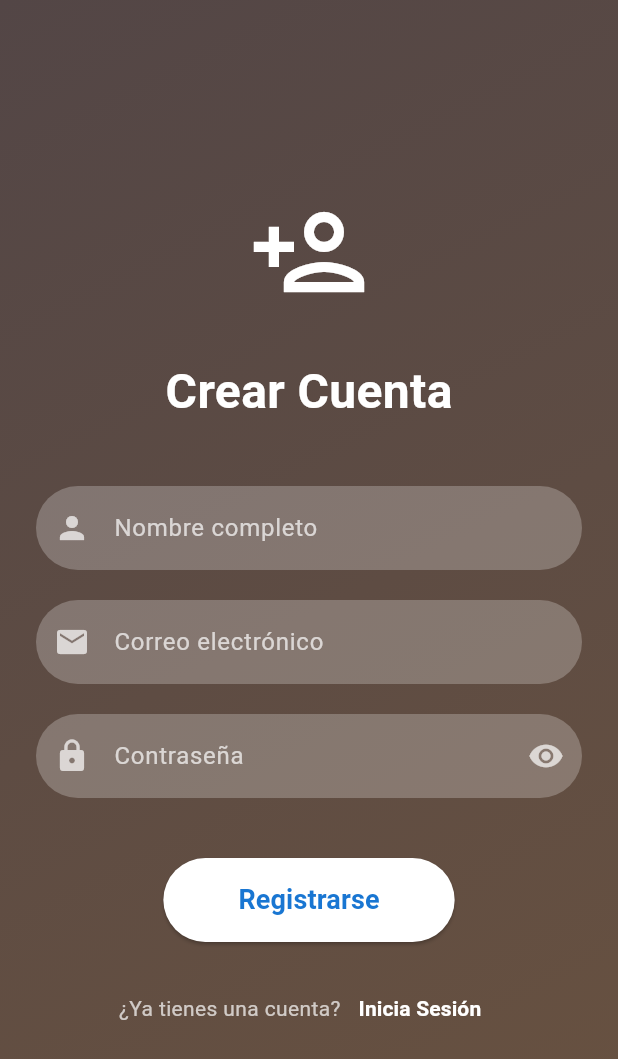
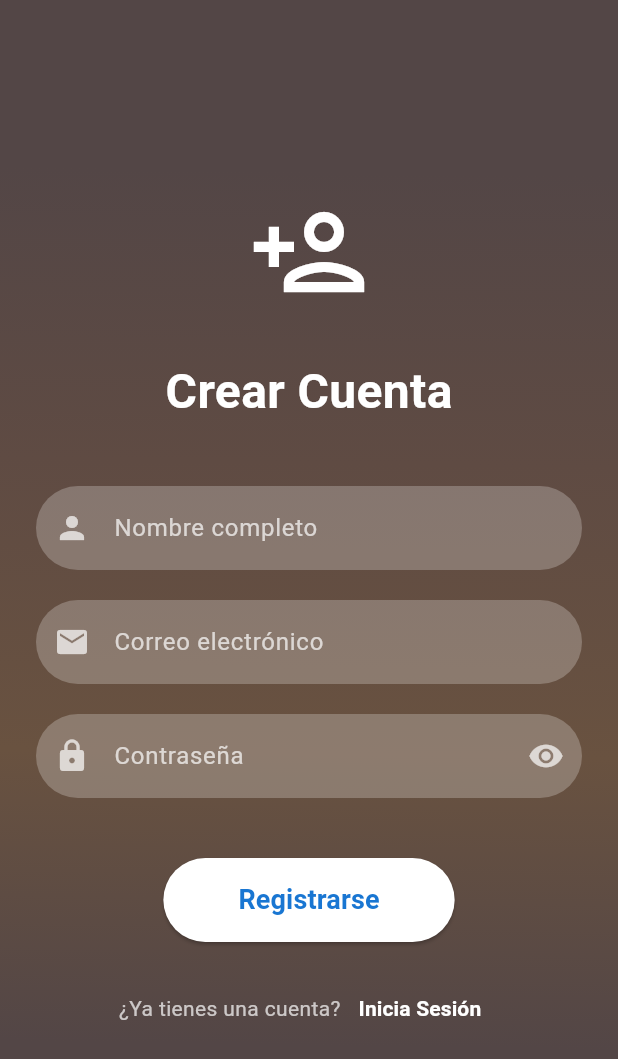
Before and after one commit to Ipeross/Examen_Moviles_Feast_Fit_IPO, a Flutter app: the RegisterScreen screen opened directly, on a phone screen of 412 x 824 dp. Shown: the top 1059 px of the screen. Run offline on Flutter 3.47's test engine with Material 3 defaults, Android fonts, the phone set to English and light mode, and no system bars.

Commit message:
Implementation the style in the LoginScreen on RegisterScreen

```diff
--- a/lib/screens/register_screen.dart
+++ b/lib/screens/register_screen.dart
@@ -1,3 +1,5 @@
+import 'dart:math';
+
 import 'package:feast_fit/screens/screens.dart';
 import 'package:flutter/material.dart';
 
@@ -8,12 +10,22 @@ class RegisterScreen extends StatefulWidget {
   _RegisterScreenState createState() => _RegisterScreenState();
 }
 
-class _RegisterScreenState extends State<RegisterScreen> {
+class _RegisterScreenState extends State<RegisterScreen> with SingleTickerProviderStateMixin {
   final _formKey = GlobalKey<FormState>();
   bool _isPasswordVisible = false;
   final _nameController = TextEditingController();
   final _emailController = TextEditingController();
   final _passwordController = TextEditingController();
+  late AnimationController _animationController;
+
+  @override
+  void initState() {
+    super.initState();
+    _animationController = AnimationController(
+      duration: const Duration(seconds: 5),
+      vsync: this,
+    )..repeat();
+  }
 
   void _register() {
     if (_formKey.currentState!.validate()) {
@@ -27,13 +39,26 @@ class _RegisterScreenState extends State<RegisterScreen> {
   @override
   Widget build(BuildContext context) {
     return Scaffold(
-      body: Container(
-        decoration: const BoxDecoration(
+      body: AnimatedBuilder(
+        animation: _animationController,
+        builder: (context, child) {
+          return Container(
+            decoration: BoxDecoration(
               gradient: LinearGradient(
-            begin: Alignment.topLeft,
-            end: Alignment.bottomRight,
-            colors: [Color.fromARGB(255, 83, 70, 70),
-              Color.fromARGB(255, 105, 82, 64),],
+                begin: Alignment(
+                  cos(_animationController.value * 2 * 3.14),
+                  sin(_animationController.value * 2 * 3.14),
+                ),
+                end: Alignment(
+                  -sin(_animationController.value * 2 * 3.14),
+                  cos(_animationController.value * 2 * 3.14),
+                ),
+                colors: const [
+                  Color.fromARGB(255, 83, 70, 70),
+                  Color.fromARGB(255, 105, 82, 64),
+                  Color.fromARGB(255, 95, 75, 67),
+                  Color.fromARGB(255, 83, 70, 70),
+                ],
               ),
             ),
             child: SafeArea(
@@ -45,8 +70,14 @@ class _RegisterScreenState extends State<RegisterScreen> {
                     children: [
                       const Icon(Icons.person_add_outlined, size: 80, color: Colors.white),
                       const SizedBox(height: 30),
-                  const Text('Crear Cuenta',
-                      style: TextStyle(fontSize: 32, fontWeight: FontWeight.bold, color: Colors.white)),
+                      const Text(
+                        'Crear Cuenta',
+                        style: TextStyle(
+                          fontSize: 32,
+                          fontWeight: FontWeight.bold,
+                          color: Colors.white
+                        )
+                      ),
                       const SizedBox(height: 40),
                       Form(
                         key: _formKey,
@@ -133,17 +164,28 @@ class _RegisterScreenState extends State<RegisterScreen> {
                                   borderRadius: BorderRadius.circular(30),
                                 ),
                               ),
-                          child: const Text('Registrarse', style: TextStyle(fontSize: 18, fontWeight: FontWeight.bold)),
+                              child: const Text(
+                                'Registrarse',
+                                style: TextStyle(fontSize: 18, fontWeight: FontWeight.bold)
+                              ),
                             ),
                             const SizedBox(height: 20),
                             Row(
                               mainAxisAlignment: MainAxisAlignment.center,
                               children: [
-                            const Text('¿Ya tienes una cuenta?', style: TextStyle(color: Colors.white70)),
+                                const Text(
+                                  '¿Ya tienes una cuenta?',
+                                  style: TextStyle(color: Colors.white70)
+                                ),
                                 TextButton(
                                   onPressed: () => Navigator.pop(context),
-                              child: const Text('Inicia Sesión',
-                                  style: TextStyle(color: Colors.white, fontWeight: FontWeight.bold)),
+                                  child: const Text(
+                                    'Inicia Sesión',
+                                    style: TextStyle(
+                                      color: Colors.white,
+                                      fontWeight: FontWeight.bold
+                                    )
+                                  ),
                                 ),
                               ],
                             ),
@@ -155,6 +197,8 @@ class _RegisterScreenState extends State<RegisterScreen> {
                 ),
               ),
             ),
+          );
+        },
       ),
     );
   }
@@ -164,6 +208,7 @@ class _RegisterScreenState extends State<RegisterScreen> {
     _nameController.dispose();
     _emailController.dispose();
     _passwordController.dispose();
+    _animationController.dispose();
     super.dispose();
   }
 }
```
Lines whose indentation alone changed are shown as unchanged.
